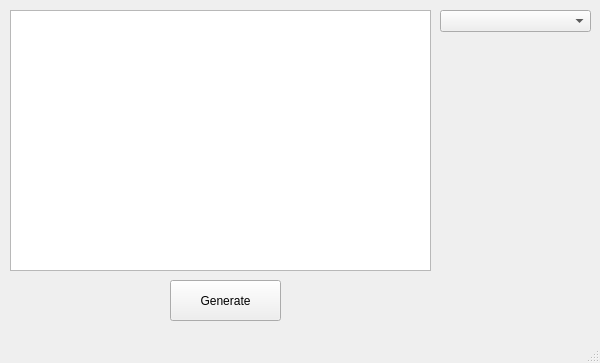
This is MainView.ui in V9balazs/Text-and-speech-api as Qt 5 draws it before an edit. The edited form follows.
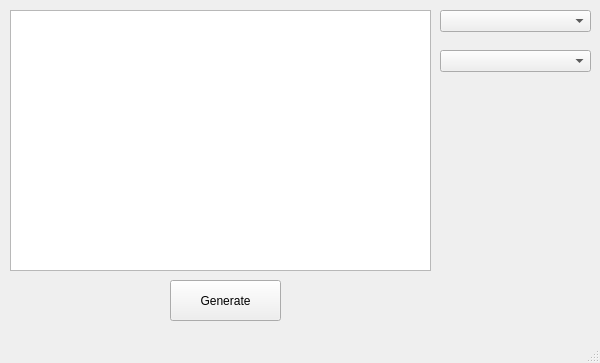
This is the edited form.

```diff
--- a/MainView.ui
+++ b/MainView.ui
@@ -50,6 +50,16 @@
      <string/>
     </property>
    </widget>
+   <widget class="QComboBox" name="comboBox_2">
+    <property name="geometry">
+     <rect>
+      <x>440</x>
+      <y>50</y>
+      <width>151</width>
+      <height>22</height>
+     </rect>
+    </property>
+   </widget>
   </widget>
   <widget class="QMenuBar" name="menubar">
    <property name="geometry">
```
